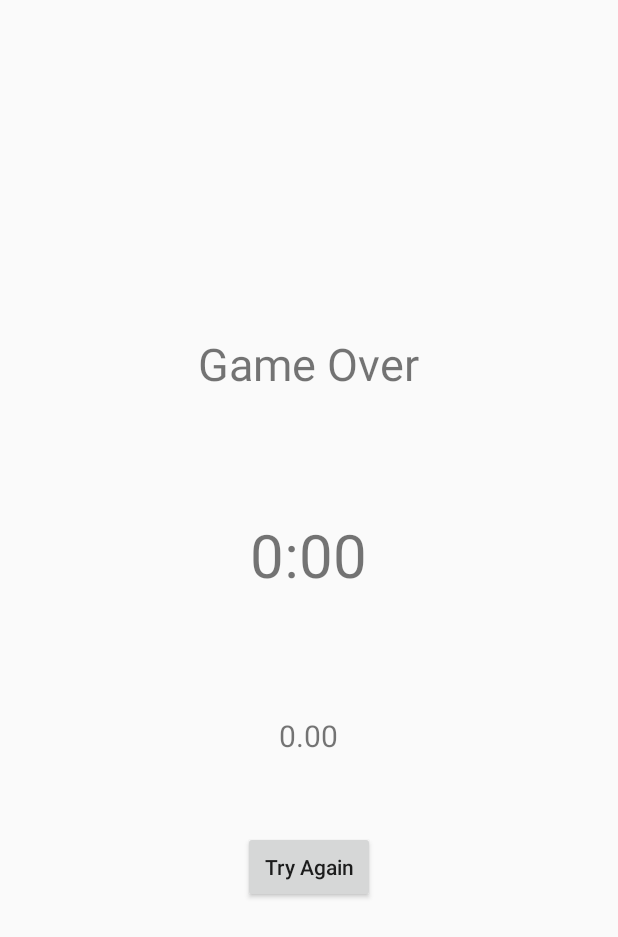
After one commit to slashkoopa/CS128PROJECT, an Android app: the game_result screen opened directly, with no data from a screen before it, on a phone screen of 412 x 824 dp. The commit adds this screen. Shown: the top 937 px of the screen. Run offline under Robolectric (Android 15) with nearby library versions, the phone set to English and light mode, and no system bars; 2 statements that could not run were skipped.

Commit message:
Result screen
High score records best time

```diff
--- a/app/src/main/AndroidManifest.xml
+++ b/app/src/main/AndroidManifest.xml
@@ -9,7 +9,8 @@
         android:roundIcon="@mipmap/ic_launcher_round"
         android:supportsRtl="true"
         android:theme="@style/AppTheme">
-        <activity android:name=".GuidelineActivity"></activity>
+        <activity android:name=".game_result"></activity>
+        <activity android:name=".GuidelineActivity" />
         <activity android:name=".Game_Activity" />
         <activity android:name=".MainActivity">
             <intent-filter>
--- /dev/null
+++ b/app/src/main/java/com/example/cs128_project/game_result.java
@@ -0,0 +1,85 @@
+package com.example.cs128_project;
+
+import android.content.Context;
+import android.content.Intent;
+import android.content.SharedPreferences;
+import android.support.v7.app.AppCompatActivity;
+import android.os.Bundle;
+import android.view.View;
+import android.widget.TextView;
+
+import java.text.DateFormat;
+import java.text.SimpleDateFormat;
+import java.util.Calendar;
+import java.util.Date;
+
+public class game_result extends AppCompatActivity {
+
+    @Override
+    protected void onCreate(Bundle savedInstanceState) {
+        super.onCreate(savedInstanceState);
+        setContentView(R.layout.activity_game_result);
+        TextView scoreLabel = (TextView) findViewById(R.id.scoreLabel);
+        TextView highScoreLabel = (TextView) findViewById(R.id.highScoreLabel);
+        //int score = getIntent().getIntExtra("SCORE",0);
+        Bundle extras = getIntent().getExtras();
+        int millisec = extras.getInt("MILLISEC",0);
+        int sec = extras.getInt("SECONDS",0);
+        scoreLabel.setText(String.format("%01d", sec) + ":" + String.format("%02d", millisec));
+
+        System.out.println("milli: "+millisec);
+        System.out.println("sec: "+sec);
+
+        SharedPreferences settings = getSharedPreferences("GAME_DATA", Context.MODE_PRIVATE);
+        int highscore_ms=settings.getInt("HIGH_SCOREms",0);
+        SharedPreferences settings2 = getSharedPreferences("GAME_DATA2", Context.MODE_PRIVATE);
+        int highscore_sec=settings2.getInt("HIGH_SCOREsec",0);
+
+        DateFormat dateFormat = new SimpleDateFormat("ss.SSS");
+        Calendar cal = Calendar.getInstance();
+        cal.add(Calendar.SECOND,sec);
+        cal.add(Calendar.MILLISECOND,millisec);
+
+        Calendar cal2 = Calendar.getInstance();
+        cal2.add(Calendar.SECOND,highscore_sec);
+        cal2.add(Calendar.MILLISECOND,highscore_ms);
+        System.out.println(cal);
+        System.out.println(cal2);
+        System.out.println("compare cal to cal2 "+cal.compareTo(cal2));
+        System.out.println("compare cal2 to cal "+cal2.compareTo(cal));
+        if((highscore_sec == 0) && (highscore_ms==0)){
+            System.out.println("date true");
+            highScoreLabel.setText(String.format("%01d", sec) + "." + String.format("%02d", millisec));
+
+            //save
+            SharedPreferences.Editor editor = settings.edit();
+            editor.putInt("HIGH_SCOREms",millisec);
+            editor.commit();
+            SharedPreferences.Editor editor2 = settings2.edit();
+            editor2.putInt("HIGH_SCOREsec",sec);
+            editor2.commit();
+        }
+        else{
+            if((cal.compareTo(cal2)==-1)){
+                System.out.println("date true");
+                highScoreLabel.setText(String.format("%01d", sec) + "." + String.format("%02d", millisec));
+
+                //save
+                SharedPreferences.Editor editor = settings.edit();
+                editor.putInt("HIGH_SCOREms",millisec);
+                editor.commit();
+                SharedPreferences.Editor editor2 = settings2.edit();
+                editor2.putInt("HIGH_SCOREsec",sec);
+                editor2.commit();
+            }
+            else{
+                System.out.println("date false");
+                highScoreLabel.setText(String.format("%01d", highscore_sec) + "." + String.format("%02d", highscore_ms));
+            }
+        }
+    }
+
+    public void tryAgain(View view) {
+        startActivity(new Intent(getApplicationContext(),MainActivity.class));
+    }
+}
--- a/app/src/main/res/layout/activity_game_.xml
+++ b/app/src/main/res/layout/activity_game_.xml
@@ -17,7 +17,7 @@
         android:layout_width="match_parent"
         android:layout_height="match_parent">
 
-       <com.tomer.fadingtextview.FadingTextView
+        <com.tomer.fadingtextview.FadingTextView
             android:id="@+id/fade_text2"
             android:rotation = "180"
             android:layout_width="wrap_content"
--- /dev/null
+++ b/app/src/main/res/layout/activity_game_result.xml
@@ -0,0 +1,48 @@
+<?xml version="1.0" encoding="utf-8"?>
+<android.support.constraint.ConstraintLayout xmlns:android="http://schemas.android.com/apk/res/android"
+    xmlns:app="http://schemas.android.com/apk/res-auto"
+    xmlns:tools="http://schemas.android.com/tools"
+    android:layout_width="match_parent"
+    android:layout_height="match_parent"
+    tools:context=".game_result">
+
+    <LinearLayout
+        android:layout_width="match_parent"
+        android:layout_height="match_parent"
+        android:orientation="vertical"
+        android:gravity="center">
+
+        <TextView
+
+            android:layout_width="wrap_content"
+            android:layout_height="wrap_content"
+            android:text="Game Over"
+            android:textSize="30sp"/>
+
+        <TextView
+            android:id="@+id/scoreLabel"
+            android:layout_width="wrap_content"
+            android:layout_height="wrap_content"
+            android:text="150"
+            android:textSize="40sp"
+            android:layout_marginTop="80dp"/>
+
+        <TextView
+            android:id="@+id/highScoreLabel"
+            android:layout_width="wrap_content"
+            android:layout_height="wrap_content"
+            android:text="High Score: 300"
+            android:textSize="20sp"
+            android:layout_marginTop="80dp"/>
+
+        <Button
+            android:layout_width="wrap_content"
+            android:layout_height="wrap_content"
+            android:layout_marginTop="50dp"
+            android:onClick="tryAgain"
+            android:text="Try Again"
+            android:textAllCaps="false" />
+
+
+    </LinearLayout>
+</android.support.constraint.ConstraintLayout>
--- a/app/src/main/res/values/strings.xml
+++ b/app/src/main/res/values/strings.xml
@@ -1,7 +1,7 @@
 <resources>
     <string name="app_name">BANG BANG!</string>
 
-=======
+    =======
     <string name="number_of_rounds">Number of Rounds:</string>
     <string-array name="rounds">
         <item>Round 1</item>
```
Also changed, not shown: app/src/main/java/com/example/cs128_project/Game_Activity.java (+37 -23 lines), app/src/main/java/com/example/cs128_project/Stopwatch.java (+29 -3 lines).
